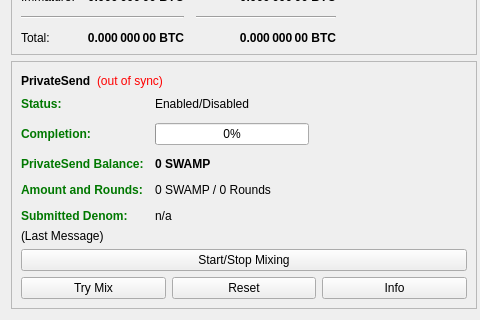
devilking6105/swamp, file src/qt/forms/overviewpage.ui: the form before one commit; both pictures show x 0 to 480 and y 161 to 481 of the 960 by 585 pixel window.
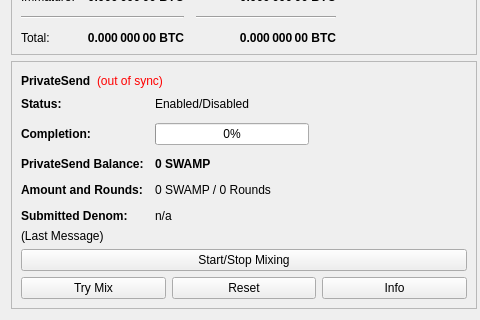
The form after the commit.

Commit message: Add new css-able labels

Diff of the .ui file:
```diff
--- a/src/qt/forms/overviewpage.ui
+++ b/src/qt/forms/overviewpage.ui
@@ -467,7 +467,7 @@
             <item row="0" column="0">
              <widget class="QLabel" name="labelPrivateSendEnabledText">
               <property name="text">
-               <string>&lt;html&gt;&lt;head/&gt;&lt;body&gt;&lt;p&gt;&lt;span style=&quot; font-weight:600; color:#007800;&quot;&gt;Status:&lt;/span&gt;&lt;/p&gt;&lt;/body&gt;&lt;/html&gt;</string>
+               <string>&lt;html&gt;&lt;head/&gt;&lt;body&gt;&lt;p&gt;&lt;span style=&quot; font-weight:600; color:#000000;&quot;&gt;Status:&lt;/span&gt;&lt;/p&gt;&lt;/body&gt;&lt;/html&gt;</string>
               </property>
              </widget>
             </item>
@@ -481,7 +481,7 @@
             <item row="1" column="0">
              <widget class="QLabel" name="labelCompletitionText">
               <property name="text">
-               <string>&lt;html&gt;&lt;head/&gt;&lt;body&gt;&lt;p&gt;&lt;span style=&quot; font-weight:600; color:#007800;&quot;&gt;Completion:&lt;/span&gt;&lt;/p&gt;&lt;/body&gt;&lt;/html&gt;</string>
+               <string>&lt;html&gt;&lt;head/&gt;&lt;body&gt;&lt;p&gt;&lt;span style=&quot; font-weight:600; color:#000000;&quot;&gt;Completion:&lt;/span&gt;&lt;/p&gt;&lt;/body&gt;&lt;/html&gt;</string>
               </property>
              </widget>
             </item>
@@ -501,7 +501,7 @@
             <item row="2" column="0">
              <widget class="QLabel" name="labelAnonymizedText">
               <property name="text">
-               <string>&lt;html&gt;&lt;head/&gt;&lt;body&gt;&lt;p&gt;&lt;span style=&quot; font-weight:600; color:#007800;&quot;&gt;PrivateSend Balance:&lt;/span&gt;&lt;/p&gt;&lt;/body&gt;&lt;/html&gt;</string>
+               <string>&lt;html&gt;&lt;head/&gt;&lt;body&gt;&lt;p&gt;&lt;span style=&quot; font-weight:600; color:#000000;&quot;&gt;PrivateSend Balance:&lt;/span&gt;&lt;/p&gt;&lt;/body&gt;&lt;/html&gt;</string>
               </property>
              </widget>
             </item>
@@ -521,7 +521,7 @@
             <item row="3" column="0">
              <widget class="QLabel" name="labelAmountAndRoundsText">
               <property name="text">
-               <string>&lt;html&gt;&lt;head/&gt;&lt;body&gt;&lt;p&gt;&lt;span style=&quot; font-weight:600; color:#007800;&quot;&gt;Amount and Rounds:&lt;/span&gt;&lt;/p&gt;&lt;/body&gt;&lt;/html&gt;</string>
+               <string>&lt;html&gt;&lt;head/&gt;&lt;body&gt;&lt;p&gt;&lt;span style=&quot; font-weight:600; color:#000000;&quot;&gt;Amount and Rounds:&lt;/span&gt;&lt;/p&gt;&lt;/body&gt;&lt;/html&gt;</string>
               </property>
              </widget>
             </item>
@@ -535,7 +535,7 @@
             <item row="4" column="0">
              <widget class="QLabel" name="labelSubmittedDenomText">
               <property name="text">
-               <string>&lt;html&gt;&lt;head/&gt;&lt;body&gt;&lt;p&gt;&lt;span style=&quot; font-weight:600; color:#007800;&quot;&gt;Submitted Denom:&lt;/span&gt;&lt;/p&gt;&lt;/body&gt;&lt;/html&gt;</string>
+               <string>&lt;html&gt;&lt;head/&gt;&lt;body&gt;&lt;p&gt;&lt;span style=&quot; font-weight:600; color:#000000;&quot;&gt;Submitted Denom:&lt;/span&gt;&lt;/p&gt;&lt;/body&gt;&lt;/html&gt;</string>
               </property>
              </widget>
             </item>
```
The commit also changes 3 other files.
